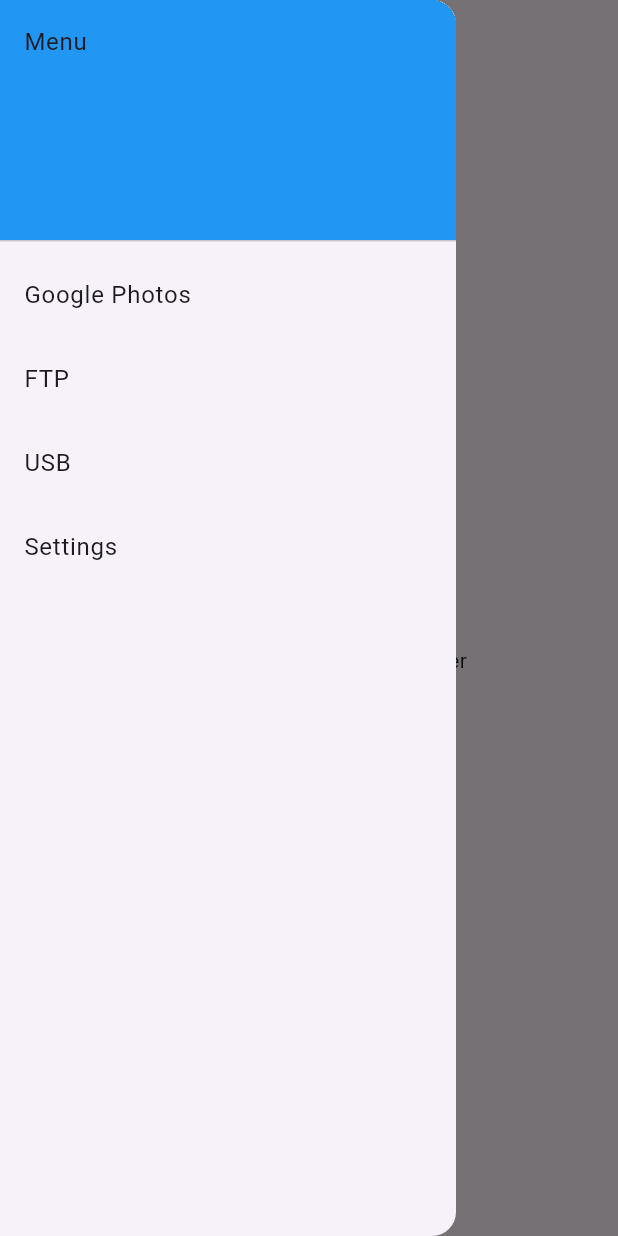
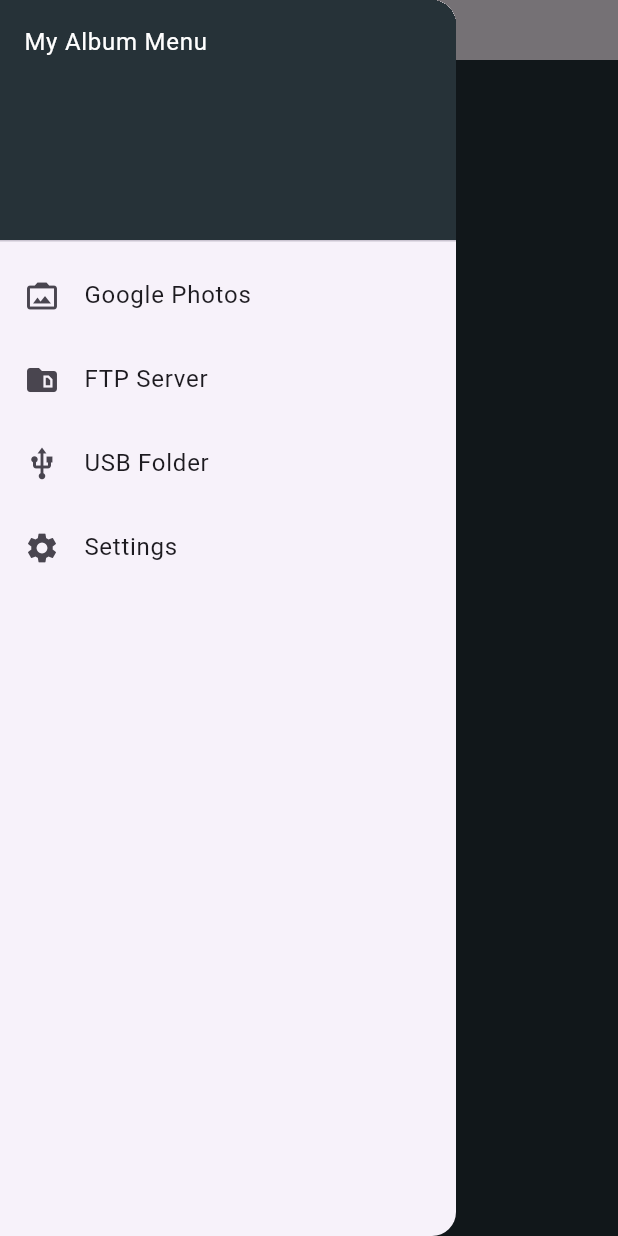
Before and after one commit to lsdizm/my-album, a Flutter app: the screen it shows after launch, with the side drawer open, on a phone screen of 412 x 824 dp. Run offline on Flutter 3.47's test engine with Material 3 defaults, Android fonts, the phone set to English and light mode, and no system bars; our stand-ins replace video_player.

Commit message:
소스구조, 샘플테스트

```diff
--- a/lib/main.dart
+++ b/lib/main.dart
@@ -1,133 +1,25 @@
 import 'package:flutter/material.dart';
+import 'pages/home.dart';
 
 void main() {
-  runApp(MyApp());
+  runApp(const MyAlbumApp());
 }
 
-class MyApp extends StatelessWidget {
-  const MyApp({super.key});
-
+class MyAlbumApp extends StatelessWidget {
+  const MyAlbumApp({super.key});
   @override
   Widget build(BuildContext context) {
     return MaterialApp(
-      title: 'Flutter Drawer Demo',
+      title: 'My Race',
       theme: ThemeData(
-        primarySwatch: Colors.blue,
+        primarySwatch: Colors.blueGrey,
+        scaffoldBackgroundColor: Colors.blueGrey[900], // 배경색 설정
+        textTheme: TextTheme(
+          bodyLarge: TextStyle(color: Colors.white), // 기본 글자 색 흰색
+          bodyMedium: TextStyle(color: Colors.white), // 기본 글자 색 흰색
+        ),
       ),
-      home: HomeScreen(),
+      home: const Home(),
     );
   }
 }
-
-class HomeScreen extends StatefulWidget {
-  const HomeScreen({super.key});
-
-  @override
-  _HomeScreenState createState() => _HomeScreenState();
-}
-
-class _HomeScreenState extends State<HomeScreen> {
-  @override
-  Widget build(BuildContext context) {
-    return Scaffold(
-      appBar: AppBar(
-        title: const Text('Drawer with File List'),
-      ),
-      drawer: AppDrawer(),
-      body: const Center(
-        child: Text('Select an option from the drawer'),
-      ),
-    );
-  }
-}
-
-class AppDrawer extends StatelessWidget {
-  const AppDrawer({super.key});
-
-  @override
-  Widget build(BuildContext context) {
-    return Drawer(
-      child: ListView(
-        padding: EdgeInsets.zero,
-        children: [
-          const DrawerHeader(
-            decoration: BoxDecoration(
-              color: Colors.blue,
-            ),
-            child: Text('Menu'),
-          ),
-          ListTile(
-            title: const Text('Google Photos'),
-            onTap: () {
-              Navigator.push(
-                  context,
-                  MaterialPageRoute(
-                      builder: (context) =>
-                          FileListScreen(source: 'GooglePhotos')));
-            },
-          ),
-          ListTile(
-            title: const Text('FTP'),
-            onTap: () {
-              Navigator.push(
-                  context,
-                  MaterialPageRoute(
-                      builder: (context) => FileListScreen(source: 'FTP')));
-            },
-          ),
-          ListTile(
-            title: const Text('USB'),
-            onTap: () {
-              Navigator.push(
-                  context,
-                  MaterialPageRoute(
-                      builder: (context) => FileListScreen(source: 'USB')));
-            },
-          ),
-          ListTile(
-            title: const Text('Settings'),
-            onTap: () {
-              Navigator.push(context,
-                  MaterialPageRoute(builder: (context) => SettingsScreen()));
-            },
-          ),
-        ],
-      ),
-    );
-  }
-}
-
-class FileListScreen extends StatelessWidget {
-  final String source;
-
-  const FileListScreen({super.key, required this.source});
-
-  @override
-  Widget build(BuildContext context) {
-    // `source`에 따라 파일을 가져오는 로직을 구현
-    return Scaffold(
-      appBar: AppBar(
-        title: Text('$source Files'),
-      ),
-      body: Center(
-        child: Text('$source에서 파일 목록을 불러옵니다.'),
-      ),
-    );
-  }
-}
-
-class SettingsScreen extends StatelessWidget {
-  const SettingsScreen({super.key});
-
-  @override
-  Widget build(BuildContext context) {
-    return Scaffold(
-      appBar: AppBar(
-        title: const Text('Settings'),
-      ),
-      body: const Center(
-        child: Text('설정 화면입니다.'),
-      ),
-    );
-  }
-}
--- /dev/null
+++ b/lib/pages/home.dart
@@ -0,0 +1,43 @@
+import 'package:flutter/material.dart';
+import '../widgets/menu.dart';
+import '../models/album_item.dart';
+
+class Home extends StatefulWidget {
+  const Home({super.key});
+
+  @override
+  _HomeState createState() => _HomeState();
+}
+
+class _HomeState extends State<Home> {
+  Widget _currentScreen = Container();
+  String _currentTitle = 'My Album';
+
+  void _openScreen(Widget screen, String title) {
+    setState(() {
+      _currentScreen = screen;
+      _currentTitle = title;
+    });
+    Navigator.of(context).pop(); // Close the drawer
+  }
+
+  @override
+  Widget build(BuildContext context) {
+    return Scaffold(
+      appBar: PreferredSize(
+          preferredSize: const Size.fromHeight(40.0),
+          child: AppBar(
+            title: Text(_currentTitle),
+            leading: Builder(
+              builder: (context) => IconButton(
+                icon: const Icon(Icons.menu),
+                onPressed: () => Scaffold.of(context).openDrawer(),
+              ),
+            ),
+          )),
+      drawer:
+          Menu(onSelectScreen: (screen, title) => _openScreen(screen, title)),
+      body: _currentScreen,
+    );
+  }
+}
--- /dev/null
+++ b/lib/widgets/menu.dart
@@ -0,0 +1,53 @@
+import 'package:flutter/material.dart';
+import 'package:flutter/widgets.dart';
+import '../commons/connector.dart';
+import '../models/menu_item.dart';
+import '../pages/google_photo.dart';
+import '../pages/home.dart';
+import '../pages/ftp_server.dart';
+import '../pages/usb_folder.dart';
+import '../pages/setting.dart';
+
+class Menu extends StatelessWidget {
+  final Function(Widget, String) onSelectScreen;
+
+  Menu({super.key, required this.onSelectScreen});
+
+  @override
+  Widget build(BuildContext context) {
+    return Drawer(
+      child: ListView(
+        padding: EdgeInsets.zero,
+        children: [
+          DrawerHeader(
+            child: Text('My Album Menu', style: TextStyle(color: Colors.white)), // 글자 흰색
+            decoration: BoxDecoration(
+              color: Colors.blueGrey[900], // Drawer 헤더 배경색
+            ),
+          ),
+          ListTile(
+            leading: const Icon(Icons.photo_camera_back),
+            title: const Text('Google Photos'),
+            onTap: () => onSelectScreen(GooglePhoto(), "Google Photo")
+          ),
+          ListTile(
+            leading: const Icon(Icons.snippet_folder),
+            title: const Text('FTP Server'),
+            onTap: () => onSelectScreen(FtpServer(), "FTP Server")
+          ),
+          ListTile(
+            leading: const Icon(Icons.usb),
+            title: const Text('USB Folder'),
+            onTap: () => onSelectScreen(FtpServer(), "USB Folder")
+          ),
+          ListTile(
+            leading: const Icon(Icons.settings),
+            title: const Text('Settings'),
+            onTap: () => onSelectScreen(Setting(), "Setting")
+          ),
+        ],
+      ),
+    );
+  }
+
+}
--- a/pubspec.yaml
+++ b/pubspec.yaml
@@ -34,7 +34,8 @@ dependencies:
   photo_manager: ^2.6.0
   ftpconnect: ^1.0.1
   file_picker: ^4.6.1
-
+  http: ^0.13.3
+  crypto: ^3.0.5
 
   # The following adds the Cupertino Icons font to your application.
   # Use with the CupertinoIcons class for iOS style icons.
```
Also changed, not shown: lib/commons/connector.dart (added, +23 -0 lines), lib/menus/googl_photo.dart (deleted, +0 -59 lines), lib/models/album_item.dart (added, +10 -0 lines), lib/models/menu_item.dart (added, +10 -0 lines), lib/models/user_information.dart (added, +17 -0 lines), lib/pages/ftp_server.dart (added, +139 -0 lines), lib/pages/google_photo.dart (added, +88 -0 lines), lib/pages/setting.dart (added, +52 -0 lines), lib/pages/usb_folder.dart (added, +41 -0 lines), asset/image_test.jpg (added), lib/menus/ftp.dart (deleted), lib/menus/setting.dart (deleted), lib/menus/usb.dart (deleted), pubspec.lock, 1 other file.
